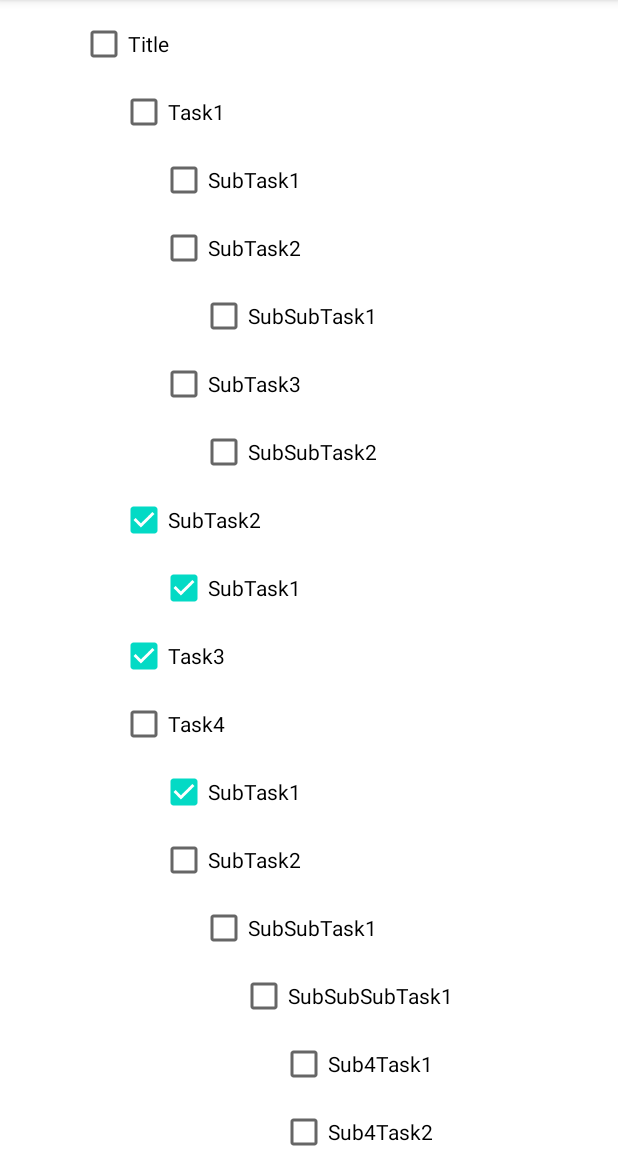
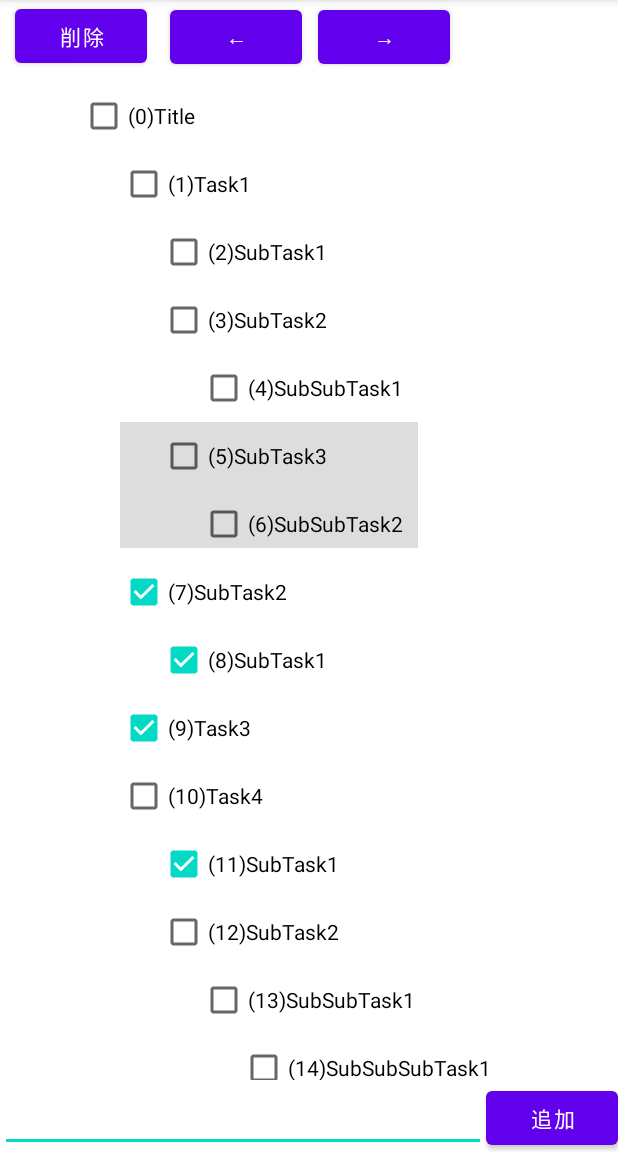
Before and after one commit to kouheisatou/IndentTasks, an Android app: the screen it shows after launch (MainActivity), on a phone screen of 412 x 824 dp, the part 84-1236 px from its top. Run offline under Robolectric (Android 15) with nearby library versions, the phone set to English and light mode, and no system bars.

Commit message:
タスクをid管理

```diff
--- a/app/src/main/java/com/KHsoftware/IndentTasks/MainActivity.kt
+++ b/app/src/main/java/com/KHsoftware/IndentTasks/MainActivity.kt
@@ -43,6 +43,10 @@ class MainActivity : AppCompatActivity() {
 
         Log.d("exportText", MasterTask.export())
 
+        MasterTask.selectAt(5)
+
+
+
 //        var printText = ""
 //        for(i in taskList){
 //            printText += i.export()
--- a/app/src/main/java/com/KHsoftware/IndentTasks/MasterTask.kt
+++ b/app/src/main/java/com/KHsoftware/IndentTasks/MasterTask.kt
@@ -4,5 +4,17 @@ import android.annotation.SuppressLint
 
 @SuppressLint("StaticFieldLeak")
 object MasterTask: Task(false, "", mutableListOf(), 0){
+    var taskNum: Int = 0
+    var selectedTask: Task? = null
 
+    override fun generateId() = 0
+
+    override fun findTaskById(id: Int): Task?{
+        var result: Task? = null
+        for(task in subTasks){
+            result = task.findTaskById(id)
+            if(result != null) return result
+        }
+        return result
+    }
 }
--- a/app/src/main/java/com/KHsoftware/IndentTasks/Task.kt
+++ b/app/src/main/java/com/KHsoftware/IndentTasks/Task.kt
@@ -23,8 +23,21 @@ open class Task(var done: Boolean, var contents: String, val subTasks: MutableLi
     var parentSelected = false
     /** このタスクを親とする階層全体の線形レイアウトView **/
     lateinit var subtaskLinearLayout: LinearLayout
-    /** 各タスクのチェックボックスView **/
+    /** このタスクのチェックボックスView **/
     lateinit var chk: CheckBox
+    /** タスクのID **/
+    var id = generateId()
+
+    open fun generateId() = ++MasterTask.taskNum
+
+    fun selectAt(id: Int){
+        if(id == this.id){
+            selectThis()
+        }
+        for(i in subTasks){
+            i.selectAt(id)
+        }
+    }
 
     fun checkAllSubtaskDone(): Boolean{
         var done = true
@@ -52,22 +65,29 @@ open class Task(var done: Boolean, var contents: String, val subTasks: MutableLi
         }
     }
 
-    fun makeAllSubtaskSelected(){
+    fun selectThis(){
+        selected = true
+        subtaskLinearLayout.setBackgroundColor(Color.parseColor("#DDDDDD"))
+        MasterTask.selectedTask = this
         for(i in subTasks){
             i.parentSelected = true
-            i.makeAllSubtaskSelected()
+            i.selectThis()
             i.subtaskLinearLayout.setBackgroundColor(Color.parseColor("#DDDDDD"))
         }
     }
-    fun makeAllSubtaskUnselected(){
+    fun unselectThis(){
+        selected = false
+        subtaskLinearLayout.setBackgroundColor(Color.parseColor("#FFFFFF"))
+        MasterTask.selectedTask = null
         for(i in subTasks){
             i.parentSelected = false
-            i.makeAllSubtaskUnselected()
+            i.unselectThis()
             i.subtaskLinearLayout.setBackgroundColor(Color.parseColor("#FFFFFF"))
         }
     }
 
     /**
+     * 自動的に適切な階層の一番最後へタスクを追加する
      * @param done タスクの状態
      * @param contents タスクの内容
      * @param depth 追加するタスクの階層
@@ -80,6 +100,23 @@ open class Task(var done: Boolean, var contents: String, val subTasks: MutableLi
         }else{
             subTasks.last().addSubtask(done, contents, depth)
         }
+    }
+
+    fun addSubtask(done: Boolean, contents: String){
+
+    }
+
+    open fun findTaskById(id: Int): Task?{
+        var result: Task? = null
+        for(task in subTasks){
+            if(id == task.id){
+                result = task
+            }else{
+                result = task.findTaskById(id)
+                if(result != null) return result
+            }
+        }
+        return result
     }
 
     /**
@@ -117,17 +154,13 @@ open class Task(var done: Boolean, var contents: String, val subTasks: MutableLi
         chk.layoutParams = layoutParams
         chk.setPadding(0, 0, 15, 0)
         chk.isChecked = done
-        chk.text = contents
+        chk.text = "($id)$contents"
         chk.setOnLongClickListener(){
             if(!parentSelected){
                 if(selected){
-                    selected = false
-                    subtaskLinearLayout.setBackgroundColor(Color.parseColor("#FFFFFF"))
-                    makeAllSubtaskUnselected()
+                    unselectThis()
                 }else{
-                    selected = true
-                    subtaskLinearLayout.setBackgroundColor(Color.parseColor("#DDDDDD"))
-                    makeAllSubtaskSelected()
+                    selectThis()
                 }
             }
             true
--- a/app/src/main/java/com/KHsoftware/IndentTasks/TaskBuilder.kt
+++ b/app/src/main/java/com/KHsoftware/IndentTasks/TaskBuilder.kt
@@ -52,6 +52,7 @@ fun debugBuilder(text: String){
         if(indentCount == 0){
             MasterTask.contents = content
             MasterTask.done = isDone
+            MasterTask.taskNum = 0
         }else{
             MasterTask.addSubtask(isDone, content, indentCount)
         }
--- a/app/src/main/res/layout/activity_main.xml
+++ b/app/src/main/res/layout/activity_main.xml
@@ -14,13 +14,51 @@
     <!--        app:layout_constraintLeft_toLeftOf="parent"-->
     <!--        app:layout_constraintTop_toTopOf="parent" />-->
 
+    <LinearLayout
+        android:layout_width="match_parent"
+        android:layout_height="match_parent"
+        android:orientation="vertical"
+        app:layout_constraintBottom_toBottomOf="parent"
+        app:layout_constraintEnd_toEndOf="parent"
+        app:layout_constraintStart_toStartOf="parent"
+        app:layout_constraintTop_toTopOf="parent">
+
+        <LinearLayout
+            android:id="@+id/controlBar"
+            android:layout_width="match_parent"
+            android:layout_height="wrap_content"
+            android:orientation="horizontal">
+
+            <Button
+                android:id="@+id/deleteBtn"
+                android:layout_marginHorizontal="10dp"
+                android:text="削除"
+                android:layout_width="wrap_content"
+                android:layout_height="wrap_content" />
+            <Button
+                android:id="@+id/undoBtn"
+                android:layout_marginHorizontal="5dp"
+                android:text="←"
+                android:layout_width="wrap_content"
+                android:layout_height="wrap_content" />
+            <Button
+                android:id="@+id/RedoBtn"
+                android:layout_marginHorizontal="5dp"
+                android:text="→"
+                android:layout_width="wrap_content"
+                android:layout_height="wrap_content" />
+        </LinearLayout>
+
         <ScrollView
+            android:id="@+id/scrollView"
+            android:layout_weight="1"
             android:layout_width="match_parent"
-        android:layout_height="match_parent">
+            android:layout_height="0dp">
+
             <LinearLayout
                 android:id="@+id/taskContainer"
                 android:layout_width="match_parent"
-            android:layout_height="match_parent"
+                android:layout_height="wrap_content"
                 android:orientation="vertical"
                 app:layout_constraintBottom_toBottomOf="parent"
                 app:layout_constraintEnd_toEndOf="parent"
@@ -28,4 +66,26 @@
                 app:layout_constraintTop_toTopOf="parent" />
         </ScrollView>
 
+
+        <LinearLayout
+            android:id="@+id/inputBar"
+            android:layout_width="match_parent"
+            android:layout_height="wrap_content"
+            android:orientation="horizontal">
+
+            <EditText
+                android:textSize="20dp"
+                android:layout_width="0dp"
+                android:layout_weight="1"
+                android:layout_height="wrap_content"/>
+
+            <Button
+                android:id="@+id/addButton"
+                android:text="追加"
+                android:layout_width="wrap_content"
+                android:layout_height="wrap_content" />
+        </LinearLayout>
+
+    </LinearLayout>
+
 </androidx.constraintlayout.widget.ConstraintLayout>
```
Lines whose indentation alone changed are shown as unchanged.
